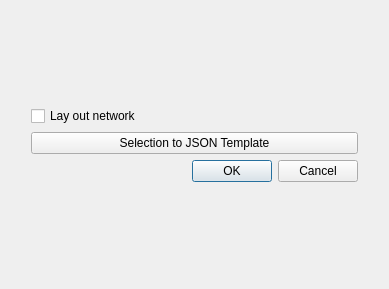
This is settings_modal.ui in alexmajewski/am-matbuilder as Qt 5 draws it before an edit. The edited form follows.
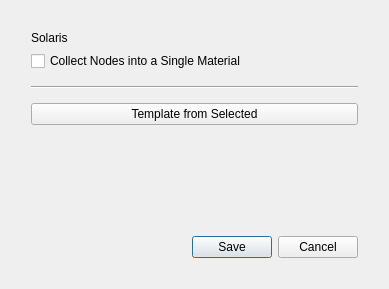
This is the edited form.

Commit message: template creator I

```diff
--- a/settings_modal.ui
+++ b/settings_modal.ui
@@ -29,23 +29,62 @@
       <number>20</number>
      </property>
      <item>
-      <widget class="QCheckBox" name="checkBox">
+      <widget class="QLabel" name="label">
        <property name="text">
-        <string>Lay out network</string>
+        <string>Solaris</string>
        </property>
       </widget>
      </item>
      <item>
-      <widget class="QPushButton" name="pushButton">
+      <widget class="QCheckBox" name="checkBox_2">
+       <property name="toolTip">
+        <string>Creates a Collect lop</string>
+       </property>
        <property name="text">
-        <string>Selection to JSON Template</string>
+        <string>Collect Nodes into a Single Material</string>
        </property>
       </widget>
      </item>
+     <item>
+      <widget class="Line" name="line">
+       <property name="minimumSize">
+        <size>
+         <width>0</width>
+         <height>20</height>
+        </size>
+       </property>
+       <property name="orientation">
+        <enum>Qt::Horizontal</enum>
+       </property>
+      </widget>
+     </item>
+     <item>
+      <widget class="QPushButton" name="btn_save_to_json">
+       <property name="text">
+        <string>Template from Selected</string>
+       </property>
+      </widget>
+     </item>
+     <item>
+      <spacer name="verticalSpacer">
+       <property name="orientation">
+        <enum>Qt::Vertical</enum>
+       </property>
+       <property name="sizeHint" stdset="0">
+        <size>
+         <width>20</width>
+         <height>40</height>
+        </size>
+       </property>
+      </spacer>
+     </item>
      <item>
       <widget class="QDialogButtonBox" name="buttonBox">
        <property name="standardButtons">
-        <set>QDialogButtonBox::Cancel|QDialogButtonBox::Ok</set>
+        <set>QDialogButtonBox::Cancel|QDialogButtonBox::Save</set>
+       </property>
+       <property name="centerButtons">
+        <bool>false</bool>
        </property>
       </widget>
      </item>
```
The commit also changes 5 other files.
